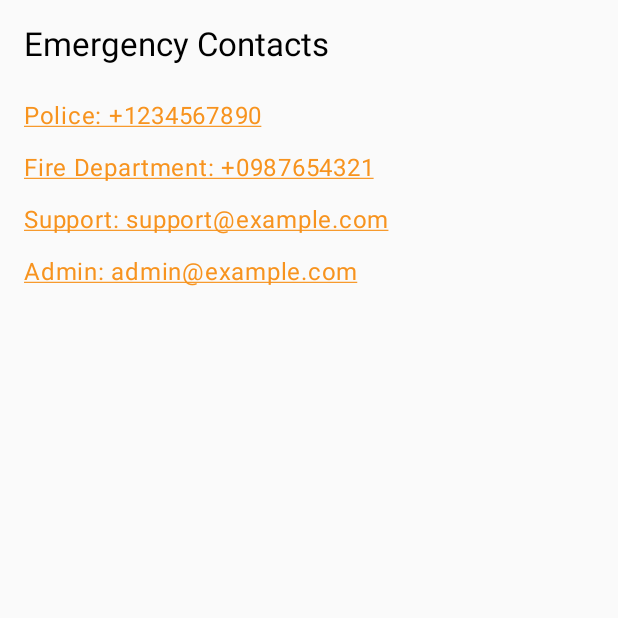
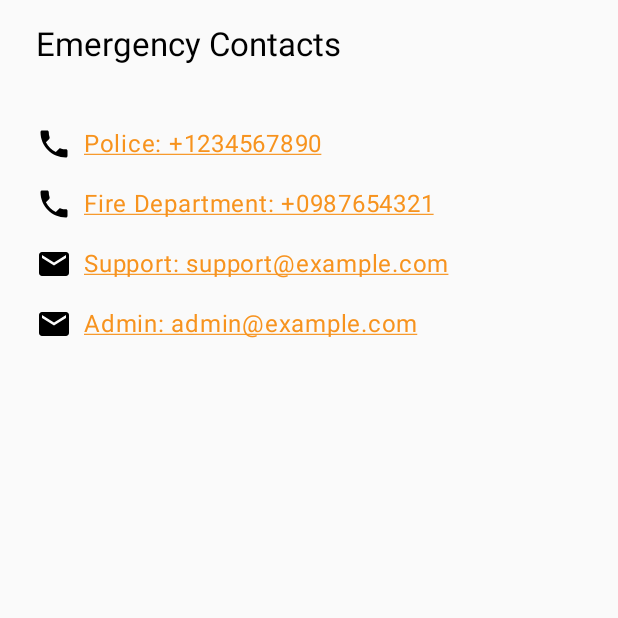
Before and after one commit to OAMK-MOBILE-PROGRAMMING-G17/mobile_app_oamk_hub, an Android app built with Jetpack Compose: the ContactScreen screen opened through its navigation route, on a phone screen of 412 x 824 dp, the top half of it. Run offline under Robolectric (Android 15) with nearby library versions, the phone set to English and light mode, and no system bars.

Commit message:
added style

```diff
--- a/app/src/main/java/com/example/oamkhub/presentation/ui/components/DrawerContent.kt
+++ b/app/src/main/java/com/example/oamkhub/presentation/ui/components/DrawerContent.kt
@@ -85,8 +85,13 @@ fun DrawerContent(navController: NavController, drawerState: DrawerState) {
         NavigationDrawerItem(
             label = { Text("Contact") },
             selected = false,
-            onClick = { navController.navigate("contact") },
-            modifier = Modifier.padding(NavigationDrawerItemDefaults.ItemPadding)
+            icon = { Icon(Icons.Default.ContactPhone, contentDescription = "Contact Icon") },
+            onClick = {
+                scope.launch {
+                    drawerState.close()
+                    navController.navigate("contact")
+                }
+            }
         )
 
         // For later use...
--- a/app/src/main/java/com/example/oamkhub/presentation/ui/screen/contacts/ContactScreen.kt
+++ b/app/src/main/java/com/example/oamkhub/presentation/ui/screen/contacts/ContactScreen.kt
@@ -4,6 +4,9 @@ import android.content.Intent
 import android.net.Uri
 import androidx.compose.foundation.clickable
 import androidx.compose.foundation.layout.*
+import androidx.compose.material.icons.Icons
+import androidx.compose.material.icons.filled.Email
+import androidx.compose.material.icons.filled.Phone
 import androidx.compose.material3.*
 import androidx.compose.runtime.Composable
 import androidx.compose.ui.Alignment
@@ -11,7 +14,6 @@ import androidx.compose.ui.Modifier
 import androidx.compose.ui.platform.LocalContext
 import androidx.compose.ui.text.style.TextDecoration
 import androidx.compose.ui.unit.dp
-import androidx.compose.ui.unit.sp
 
 @Composable
 fun ContactScreen() {
@@ -20,68 +22,108 @@ fun ContactScreen() {
     Column(
         modifier = Modifier
             .fillMaxSize()
-            .padding(16.dp),
-        verticalArrangement = Arrangement.spacedBy(16.dp),
+            .padding(horizontal = 24.dp, vertical = 16.dp),
+        verticalArrangement = Arrangement.Top,
         horizontalAlignment = Alignment.Start
     ) {
+        // Header
         Text(
             text = "Emergency Contacts",
             style = MaterialTheme.typography.titleLarge,
-            modifier = Modifier.padding(bottom = 8.dp)
+            modifier = Modifier.padding(bottom = 32.dp)
         )
 
+        // Contacts List
+        Column(
+            modifier = Modifier.fillMaxWidth(),
+            verticalArrangement = Arrangement.Center,
+            horizontalAlignment = Alignment.Start
+        ) {
             // Phone Number
+            Row(
+                verticalAlignment = Alignment.CenterVertically,
+                modifier = Modifier
+                    .padding(vertical = 8.dp)
+                    .clickable {
+                        val intent = Intent(Intent.ACTION_DIAL, Uri.parse("tel:+1234567890"))
+                        context.startActivity(intent)
+                    }
+            ) {
+                Icon(Icons.Default.Phone, contentDescription = "Phone Icon", modifier = Modifier.size(24.dp))
+                Spacer(modifier = Modifier.width(8.dp))
                 Text(
                     text = "Police: +1234567890",
                     style = MaterialTheme.typography.bodyLarge.copy(
                         color = MaterialTheme.colorScheme.primary,
                         textDecoration = TextDecoration.Underline
-            ),
-            modifier = Modifier.clickable {
-                val intent = Intent(Intent.ACTION_DIAL, Uri.parse("tel:+1234567890"))
+                    )
+                )
+            }
+
+            Row(
+                verticalAlignment = Alignment.CenterVertically,
+                modifier = Modifier
+                    .padding(vertical = 8.dp)
+                    .clickable {
+                        val intent = Intent(Intent.ACTION_DIAL, Uri.parse("tel:+0987654321"))
                         context.startActivity(intent)
                     }
-        )
-
+            ) {
+                Icon(Icons.Default.Phone, contentDescription = "Phone Icon", modifier = Modifier.size(24.dp))
+                Spacer(modifier = Modifier.width(8.dp))
                 Text(
                     text = "Fire Department: +0987654321",
                     style = MaterialTheme.typography.bodyLarge.copy(
                         color = MaterialTheme.colorScheme.primary,
                         textDecoration = TextDecoration.Underline
-            ),
-            modifier = Modifier.clickable {
-                val intent = Intent(Intent.ACTION_DIAL, Uri.parse("tel:+0987654321"))
+                    )
+                )
+            }
+
+            // Email
+            Row(
+                verticalAlignment = Alignment.CenterVertically,
+                modifier = Modifier
+                    .padding(vertical = 8.dp)
+                    .clickable {
+                        val intent = Intent(Intent.ACTION_SENDTO).apply {
+                            data = Uri.parse("mailto:support@example.com")
+                        }
                         context.startActivity(intent)
                     }
-        )
-
-        // Email
+            ) {
+                Icon(Icons.Default.Email, contentDescription = "Email Icon", modifier = Modifier.size(24.dp))
+                Spacer(modifier = Modifier.width(8.dp))
                 Text(
                     text = "Support: support@example.com",
                     style = MaterialTheme.typography.bodyLarge.copy(
                         color = MaterialTheme.colorScheme.primary,
                         textDecoration = TextDecoration.Underline
-            ),
-            modifier = Modifier.clickable {
+                    )
+                )
+            }
+
+            Row(
+                verticalAlignment = Alignment.CenterVertically,
+                modifier = Modifier
+                    .padding(vertical = 8.dp)
+                    .clickable {
                         val intent = Intent(Intent.ACTION_SENDTO).apply {
-                    data = Uri.parse("mailto:support@example.com")
+                            data = Uri.parse("mailto:admin@example.com")
                         }
                         context.startActivity(intent)
                     }
-        )
-
+            ) {
+                Icon(Icons.Default.Email, contentDescription = "Email Icon", modifier = Modifier.size(24.dp))
+                Spacer(modifier = Modifier.width(8.dp))
                 Text(
                     text = "Admin: admin@example.com",
                     style = MaterialTheme.typography.bodyLarge.copy(
                         color = MaterialTheme.colorScheme.primary,
                         textDecoration = TextDecoration.Underline
-            ),
-            modifier = Modifier.clickable {
-                val intent = Intent(Intent.ACTION_SENDTO).apply {
-                    data = Uri.parse("mailto:admin@example.com")
-                }
-                context.startActivity(intent)
-            }
+                    )
                 )
             }
         }
+    }
+}
```
Lines whose indentation alone changed are shown as unchanged.
